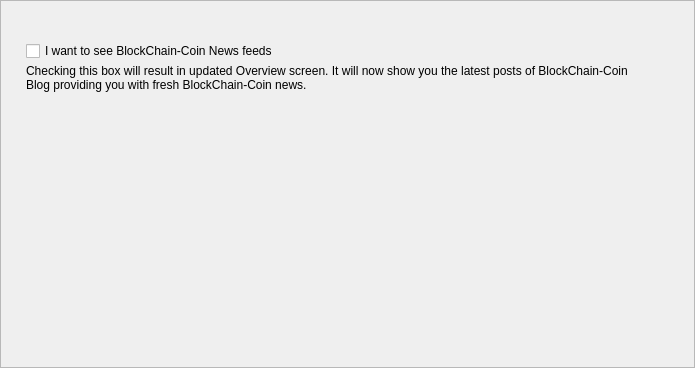
The window that src/Gui/Options/PrivacyFrame.ui (furiousteam/bloc-wallet-2.0-deprecated) describes before a commit, drawn with Qt 5.
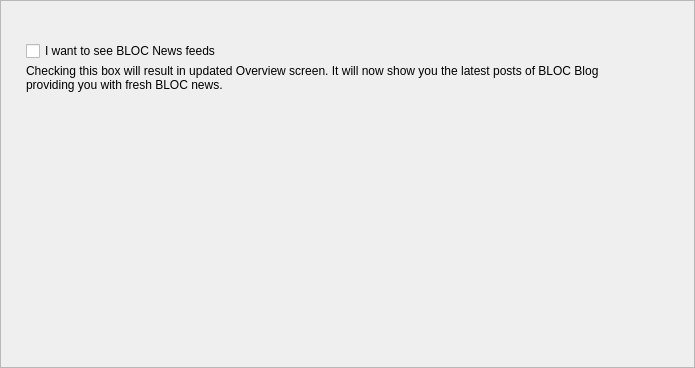
The same window after the commit. Custom widgets are drawn as their Qt base class.

Diff of the .ui file:
```diff
--- a/src/Gui/Options/PrivacyFrame.ui
+++ b/src/Gui/Options/PrivacyFrame.ui
@@ -71,14 +71,14 @@
       <item>
        <widget class="QCheckBox" name="m_newsCheck">
         <property name="text">
-         <string>I want to see BlockChain-Coin News feeds</string>
+         <string>I want to see BLOC News feeds</string>
         </property>
        </widget>
       </item>
       <item alignment="Qt::AlignTop">
        <widget class="WalletGui::WalletSmallGrayTextLabel" name="m_embeddedHelperLabel">
         <property name="text">
-         <string>Checking this box will result in updated Overview screen. It will now show you the latest posts of BlockChain-Coin Blog providing you with fresh BlockChain-Coin news.</string>
+         <string>Checking this box will result in updated Overview screen. It will now show you the latest posts of BLOC Blog providing you with fresh BLOC news.</string>
         </property>
         <property name="alignment">
          <set>Qt::AlignLeading|Qt::AlignLeft|Qt::AlignTop</set>
```
